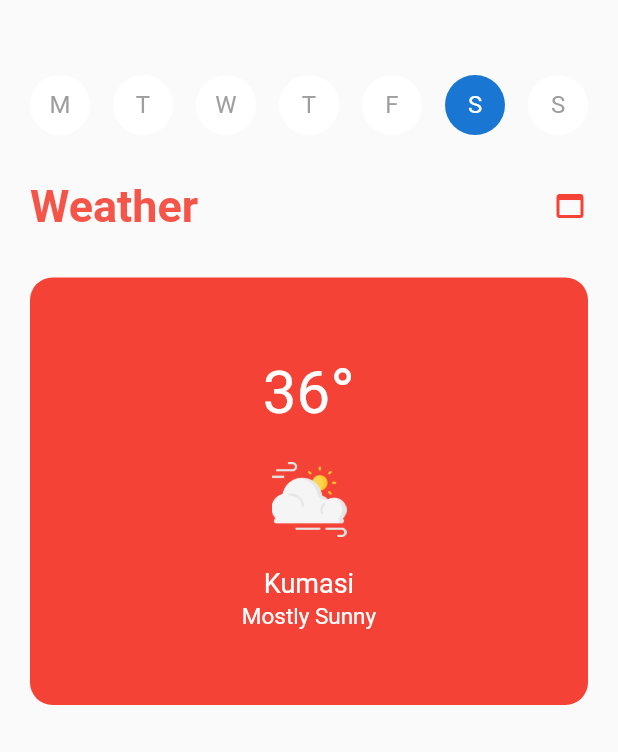
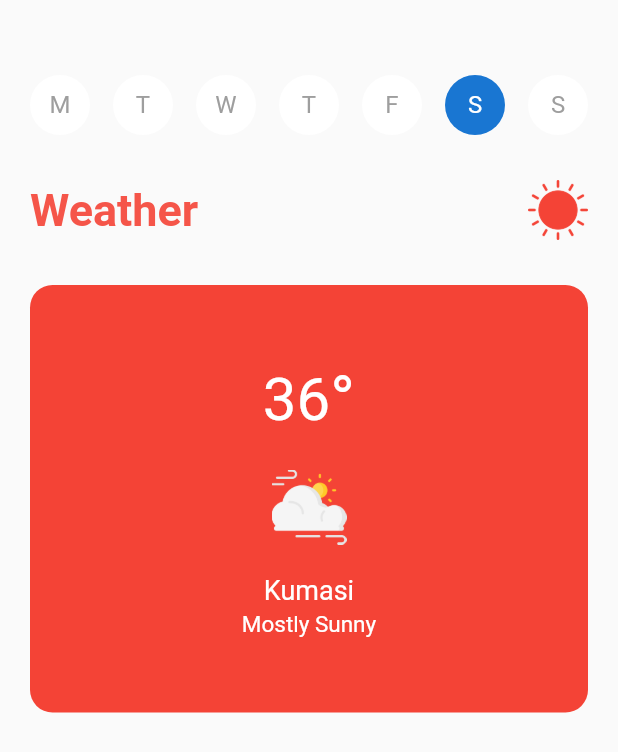
Before and after one commit to BrainyWayne/Health-Aid-App, a Flutter app: the Home widget shown alone on an empty page, opened directly, after a tap on "Weather", on a phone screen of 412 x 824 dp. Shown: the top 752 px of the screen. Run offline on Flutter 3.47's test engine with Material 2 defaults, Android fonts, the light colour scheme and no system bars.

Commit message:
Added new icons

```diff
--- a/lib/pages/home.dart
+++ b/lib/pages/home.dart
@@ -71,8 +71,12 @@ class _HomeState extends State<Home> {
                                       borderRadius: BorderRadius.circular(15),
                                       color: Colors.red),
                                   child: InkWell(
-                                    onTap: (){
-                                      Navigator.push(context, MaterialPageRoute(builder: (BuildContext context) => WeatherDetails()));
+                                    onTap: () {
+                                      Navigator.push(
+                                          context,
+                                          MaterialPageRoute(
+                                              builder: (BuildContext context) =>
+                                                  WeatherDetails()));
                                     },
                                     child: Padding(
                                       padding: const EdgeInsets.all(12.0),
@@ -86,12 +90,16 @@ class _HomeState extends State<Home> {
                                                   style: TextStyle(
                                                       color: Colors.white
                                                           .withOpacity(0.9),
-                                                      fontWeight: FontWeight.bold,
+                                                      fontWeight:
+                                                          FontWeight.bold,
                                                       fontSize: 20)),
-                                              Icon(
-                                                Icons.web_asset,
+                                              Container(
+                                                height: 30,
+                                                width: 30,
+                                                  child: Image.asset(
+                                                'assets/sun.png',
                                                 color: Colors.white,
-                                              )
+                                              ))
                                             ],
                                           ),
                                           Container(
@@ -191,10 +199,13 @@ class _HomeState extends State<Home> {
                                                     .withOpacity(0.9),
                                                 fontWeight: FontWeight.bold,
                                                 fontSize: 20)),
-                                          Icon(
-                                            Icons.account_circle,
+                                        Container(
+                                                height: 30,
+                                                width: 30,
+                                                  child: Image.asset(
+                                                'assets/specialist.png',
                                                 color: Colors.white,
-                                          )
+                                              ))
                                       ],
                                     ),
                                     Container(
@@ -209,19 +220,17 @@ class _HomeState extends State<Home> {
                                         mainAxisAlignment:
                                             MainAxisAlignment.center,
                                         children: <Widget>[
-
                                           SizedBox(
                                             height: 5,
                                           ),
-
                                           Column(
                                             children: <Widget>[
-                                                Text("Connnect to a health Specialist",
+                                              Text(
+                                                  "Connect",
                                                   style: TextStyle(
                                                       color: Colors.white,
                                                       fontSize: 18)),
                                               SizedBox(height: 3),
-
                                             ],
                                           )
                                         ],
@@ -259,8 +268,7 @@ class _HomeState extends State<Home> {
                                       ),
                                     ),
                                   ],
-                              )
-                            ),
+                                )),
                           ],
                         ),
                       ),
--- a/lib/pages/weatherDetails.dart
+++ b/lib/pages/weatherDetails.dart
@@ -29,10 +29,13 @@ class _WeatherDetailsState extends State<WeatherDetails> {
                         color: Colors.red.withOpacity(0.9),
                         fontWeight: FontWeight.bold,
                         fontSize: 30)),
-                Icon(
-                  Icons.web_asset,
-                  color: Colors.red,
-                )
+                Container(
+                                                height: 40,
+                                                width: 40,
+                                                  child: Image.asset(
+                                                'assets/sun.png',
+                                                color: Colors.red,
+                                              ))
               ],
             ),
             SizedBox(height: 30,),
```
Also changed, not shown: assets/brand.png (added), assets/cancer-2.png (added), assets/cancer-3.png (added), assets/cancer.png (added), assets/conversation.png (added), assets/specialist.png (added), assets/step.png (added), assets/sun.png (added), assets/youtube.png (added), 6 other files. Lines whose indentation alone changed are shown as unchanged.
